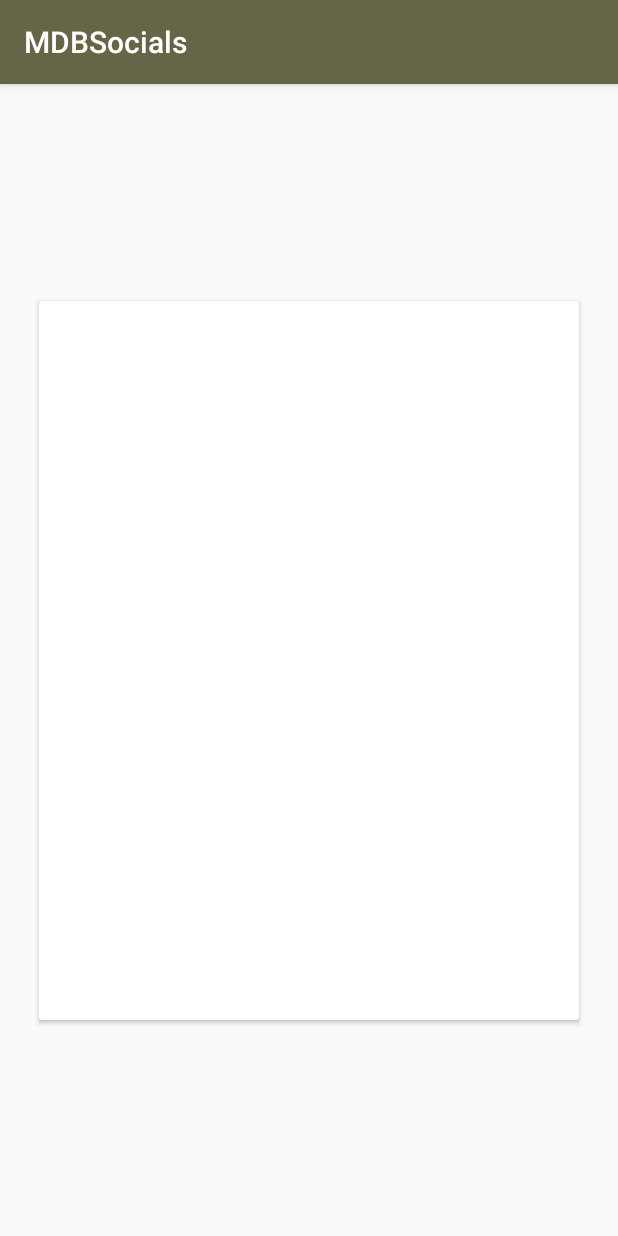
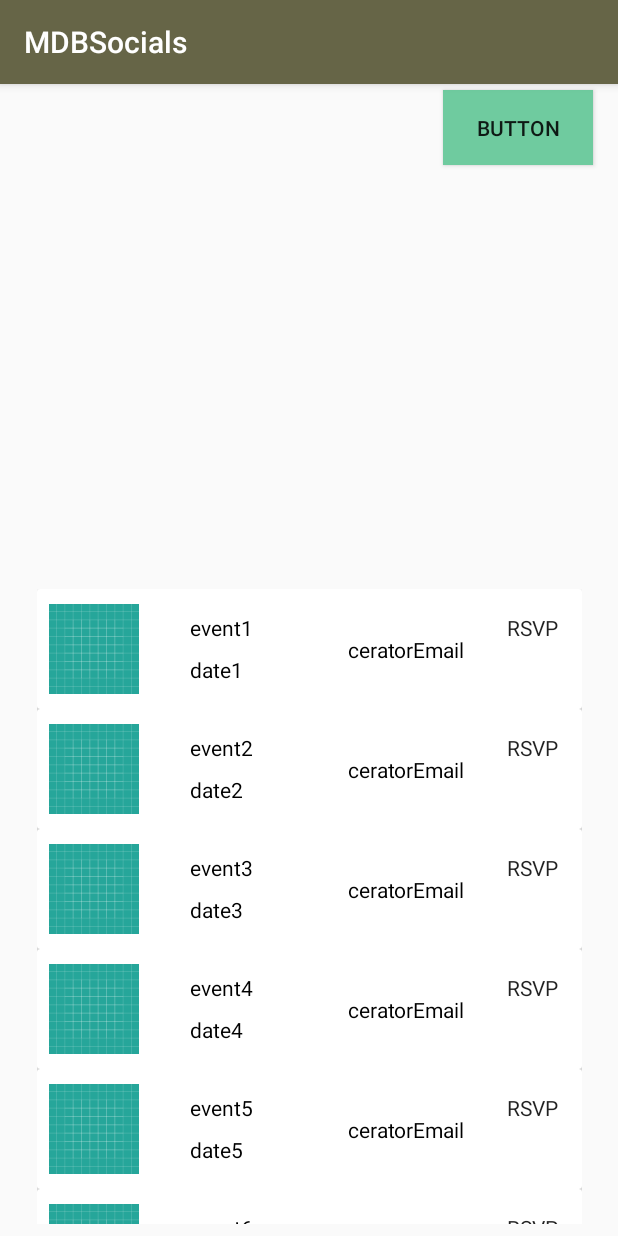
Before and after one commit to calzoom/MDBSocials, an Android app: the FeedActivity screen opened directly, with no data from a screen before it, on a phone screen of 412 x 824 dp. Run offline under Robolectric (Android 15) with nearby library versions, the phone set to English and light mode, and no system bars.

Commit message:
Recycler and Card added

```diff
--- a/app/build.gradle
+++ b/app/build.gradle
@@ -24,7 +24,7 @@ dependencies {
     implementation 'com.android.support.constraint:constraint-layout:1.0.2'
     implementation 'com.google.firebase:firebase-database:11.0.4'
     implementation 'com.google.firebase:firebase-auth:11.0.4'
-    testImplementation 'junit:junit:4.12'
+testImplementation 'junit:junit:4.12'
     androidTestImplementation 'com.android.support.test:runner:1.0.1'
     androidTestImplementation 'com.android.support.test.espresso:espresso-core:3.0.1'
     implementation 'com.android.support:recyclerview-v7:26.1.0'
--- /dev/null
+++ b/app/src/main/java/com/example/japjot/mdbsocials/DetailActivity.java
@@ -0,0 +1,9 @@
+package com.example.japjot.mdbsocials;
+
+/**
+ * Created by japjot on 2/22/18.
+ */
+
+public class DetailActivity {
+
+}
--- a/app/src/main/java/com/example/japjot/mdbsocials/Event.java
+++ /dev/null
@@ -1,19 +0,0 @@
-package com.example.japjot.mdbsocials;
-
-import java.util.ArrayList;
-
-/**
- * Created by japjot on 2/21/18.
- */
-
-public class Event {
-
-    String eventName, description, date, email, imageURL, numInterested, key;
-
-    ArrayList<String> peopleInterested;
-
-    public Event(){
-        peopleInterested = new ArrayList();
-    }
-
-}
--- /dev/null
+++ b/app/src/main/java/com/example/japjot/mdbsocials/Eventsclass.java
@@ -0,0 +1,43 @@
+package com.example.japjot.mdbsocials;
+
+import java.util.ArrayList;
+import java.util.List;
+
+/**
+ * Created by japjot on 2/21/18.
+ */
+
+public class Eventsclass {
+
+    public ArrayList<Event> getEvent(){
+        ArrayList<Event> events = new ArrayList<>();
+
+        events.add(new Event("event1", "desc1", "date1", "email1", "imageUrl1", "numInterest1", "key1"));
+        events.add(new Event("event2", "desc2", "date2", "email2", "imageUrl2", "numInterest2", "key2"));
+        events.add(new Event("event3", "desc3", "date3", "email3", "imageUrl3", "numInterest3", "key3"));
+        events.add(new Event("event4", "desc4", "date4", "email4", "imageUrl4", "numInterest4", "key4"));
+        events.add(new Event("event5", "desc5", "date5", "email5", "imageUrl5", "numInterest5", "key5"));
+        events.add(new Event("event6", "desc6", "date6", "email6", "imageUrl6", "numInterest6", "key6"));
+        events.add(new Event("event7", "desc7", "date7", "email7", "imageUrl7", "numInterest7", "key7"));
+        events.add(new Event("event8", "desc8", "date8", "email8", "imageUrl8", "numInterest8", "key8"));
+        events.add(new Event("event9", "desc9", "date9", "email9", "imageUrl9", "numInterest9", "key9"));
+
+        return events;
+    }
+
+
+    public class Event {
+        String eventName, description, date, email, imageURL, numInterested, key;
+
+        public Event(String eventName, String description, String date, String email, String imageURL, String numInterested, String key) {
+            this.eventName = eventName;
+            this.description = description;
+            this.date = date;
+            this.email = email;
+            this.imageURL = imageURL;
+            this.numInterested = numInterested;
+            this.key = key;
+        }
+    }
+
+}
--- a/app/src/main/java/com/example/japjot/mdbsocials/FeedActivity.java
+++ b/app/src/main/java/com/example/japjot/mdbsocials/FeedActivity.java
@@ -2,16 +2,40 @@ package com.example.japjot.mdbsocials;
 
 import android.os.Bundle;
 import android.support.v7.app.AppCompatActivity;
+import android.support.v7.widget.LinearLayoutManager;
+import android.support.v7.widget.RecyclerView;
+import android.view.Menu;
+
+import java.util.ArrayList;
 
 /**
  * Created by japjot on 2/22/18.
  */
 
 public class FeedActivity extends AppCompatActivity{
+
+    private RecyclerView recycleboy;
+
+    private Feedadapter feedAdapter;
+    private ArrayList<Eventsclass.Event> events;
+
     @Override
     protected void onCreate(Bundle savedInstanceState){
         super.onCreate(savedInstanceState);
         setContentView(R.layout.activity_feed);
+
+        recycleboy = (RecyclerView)findViewById(R.id.recyclerView);
+        recycleboy.setHasFixedSize(true);
+        recycleboy.setLayoutManager(new LinearLayoutManager(getApplicationContext()));
+        Eventsclass eventsclass = new Eventsclass();
+        events = eventsclass.getEvent();
+        updateRecyclerView(events);
+    }
+
+    public void updateRecyclerView(ArrayList<Eventsclass.Event> p){
+        recycleboy.setLayoutManager(new LinearLayoutManager(this));
+        feedAdapter = new Feedadapter(getApplicationContext(), p);
+        recycleboy.setAdapter(feedAdapter);
     }
 
 }
--- /dev/null
+++ b/app/src/main/java/com/example/japjot/mdbsocials/Feedadapter.java
@@ -0,0 +1,86 @@
+package com.example.japjot.mdbsocials;
+
+import android.content.Context;
+import android.support.v7.widget.RecyclerView;
+import android.util.Log;
+import android.view.LayoutInflater;
+import android.view.View;
+import android.view.ViewGroup;
+import android.widget.ImageView;
+import android.widget.TextView;
+
+import java.util.ArrayList;
+import java.util.List;
+
+/**
+ * Created by japjot on 2/22/18.
+ */
+
+public class Feedadapter extends RecyclerView.Adapter<Feedadapter.CustomViewHolder>{
+
+    private Context context;
+    private ArrayList<Eventsclass.Event> events;
+
+    public Feedadapter(Context context, ArrayList<Eventsclass.Event> events) {
+        this.context = context;
+        this.events = events;
+    }
+
+    @Override
+    public CustomViewHolder onCreateViewHolder(ViewGroup parent,int viewType){
+        View view;
+        view = LayoutInflater.from(parent.getContext()).inflate(R.layout.cardview, parent, false);
+        return new CustomViewHolder(view);
+    }
+
+    public void setList(ArrayList<Eventsclass.Event> list){
+        this.events = list;
+    }
+
+    public ArrayList<Eventsclass.Event> getEvents(){
+        return events;
+    }
+
+    @Override
+    public void onBindViewHolder(CustomViewHolder holder, int position) {
+        Eventsclass.Event event = events.get(position);
+
+        holder.eventNameTextView.setText(event.eventName);
+//        Glide.with(context).load(getURL(pokemon.number)).thumbnail(0.5f).crossFade().diskCacheStrategy(DiskCacheStrategy.ALL).into(holder.imageView);
+        Log.d("error:", event.eventName);
+        holder.eventDate.setText(event.date);
+//        holder.eventImage.setImageResource(R.id.);
+    }
+
+    @Override
+    public int getItemCount() {
+        return events.size();
+    }
+
+    class CustomViewHolder extends RecyclerView.ViewHolder{
+        TextView eventNameTextView;
+        TextView eventDate;
+        TextView eventEmail;
+        ImageView eventImage;
+
+        public CustomViewHolder (View view){
+            super(view);
+            this.eventNameTextView = (TextView) view.findViewById(R.id.nameTextView);
+            this.eventDate = (TextView) view.findViewById(R.id.dateTextView);
+            this.eventEmail = (TextView) view.findViewById(R.id.emailTextView);
+//            this.eventIma
+//            this.imageView = (ImageView) view.findViewById(R.id.ImageView);
+
+            view.setOnClickListener(new View.OnClickListener() {
+                @Override
+                public void onClick(View v) {
+                    Eventsclass.Event event = events.get(getAdapterPosition());
+                    //Intent stuff for when you click on it
+                }
+            });
+
+        }
+
+    }
+
+}
--- a/app/src/main/java/com/example/japjot/mdbsocials/Login.java
+++ b/app/src/main/java/com/example/japjot/mdbsocials/Login.java
@@ -16,8 +16,6 @@ import com.google.android.gms.tasks.Task;
 import com.google.firebase.auth.AuthResult;
 import com.google.firebase.auth.FirebaseAuth;
 import com.google.firebase.auth.FirebaseUser;
-
-import java.util.ArrayList;
 
 public class Login extends AppCompatActivity implements View.OnClickListener{
 
--- a/app/src/main/java/com/example/japjot/mdbsocials/RegisterActivity.java
+++ b/app/src/main/java/com/example/japjot/mdbsocials/RegisterActivity.java
@@ -1,6 +1,5 @@
 package com.example.japjot.mdbsocials;
 
-import android.app.ListActivity;
 import android.content.Intent;
 import android.os.Bundle;
 import android.support.annotation.NonNull;
--- a/app/src/main/res/layout/activity_feed.xml
+++ b/app/src/main/res/layout/activity_feed.xml
@@ -1,20 +1,40 @@
 <?xml version="1.0" encoding="utf-8"?>
-<android.support.constraint.ConstraintLayout
-    xmlns:android="http://schemas.android.com/apk/res/android"
+<android.support.constraint.ConstraintLayout xmlns:android="http://schemas.android.com/apk/res/android"
     xmlns:app="http://schemas.android.com/apk/res-auto"
     xmlns:tools="http://schemas.android.com/tools"
     android:layout_width="match_parent"
     android:layout_height="match_parent">
 
-    <android.support.v7.widget.CardView
-        android:layout_width="360dp"
-        android:layout_height="479dp"
+    <android.support.v7.widget.RecyclerView
+        android:id="@+id/recyclerView"
+        android:layout_width="363dp"
+        android:layout_height="423dp"
         android:layout_marginBottom="8dp"
         android:layout_marginEnd="8dp"
         android:layout_marginStart="8dp"
-        android:layout_marginTop="8dp"
         app:layout_constraintBottom_toBottomOf="parent"
         app:layout_constraintEnd_toEndOf="parent"
+        app:layout_constraintStart_toStartOf="parent">
+
+    </android.support.v7.widget.RecyclerView>
+
+    <Button
+        android:id="@+id/createEventButton"
+        style="@android:style/Widget.Material.Button.Toggle"
+        android:layout_width="100dp"
+        android:layout_height="50dp"
+        android:layout_marginBottom="16dp"
+        android:layout_marginEnd="8dp"
+        android:layout_marginStart="8dp"
+        android:layout_marginTop="4dp"
+        android:background="@color/colorAccent"
+        android:text="Button"
+        app:layout_constraintBottom_toTopOf="@+id/recyclerView"
+        app:layout_constraintEnd_toEndOf="parent"
+        app:layout_constraintHorizontal_bias="0.97"
         app:layout_constraintStart_toStartOf="parent"
-        app:layout_constraintTop_toTopOf="parent" />
+        app:layout_constraintTop_toTopOf="parent"
+        app:layout_constraintVertical_bias="0.0"
+        tools:text="Create Event" />
+
 </android.support.constraint.ConstraintLayout>
--- a/app/src/main/res/layout/activity_main.xml
+++ b/app/src/main/res/layout/activity_main.xml
@@ -49,7 +49,7 @@
         app:layout_constraintEnd_toEndOf="parent"
         app:layout_constraintHorizontal_bias="0.503"
         app:layout_constraintStart_toStartOf="parent"
-        app:layout_constraintTop_toBottomOf="@+id/textView" />
+        app:layout_constraintTop_toBottomOf="@+id/nameTextView" />
 
     <Button
         android:id="@+id/signInB"
@@ -86,7 +86,7 @@
         app:layout_constraintVertical_bias="0.259" />
 
     <TextView
-        android:id="@+id/textView"
+        android:id="@+id/nameTextView"
         android:layout_width="325dp"
         android:layout_height="51dp"
         android:layout_marginEnd="8dp"
--- /dev/null
+++ b/app/src/main/res/layout/cardview.xml
@@ -0,0 +1,82 @@
+<?xml version="1.0" encoding="utf-8"?>
+<android.support.v7.widget.CardView xmlns:android="http://schemas.android.com/apk/res/android"
+    xmlns:app="http://schemas.android.com/apk/res-auto"
+    xmlns:tools="http://schemas.android.com/tools"
+    android:id="@+id/cardView"
+    android:layout_width="match_parent"
+    android:layout_height="80dp">
+
+    <android.support.constraint.ConstraintLayout
+        android:layout_width="match_parent"
+        android:layout_height="match_parent">
+
+        <TextView
+            android:id="@+id/nameTextView"
+            android:layout_width="80dp"
+            android:layout_height="20dp"
+            android:layout_marginEnd="8dp"
+            android:layout_marginStart="16dp"
+            android:layout_marginTop="16dp"
+            android:text="eventName"
+            android:textAppearance="@android:style/TextAppearance.Widget.Button"
+            app:layout_constraintEnd_toStartOf="@+id/emailTextView"
+            app:layout_constraintStart_toEndOf="@+id/eventImage"
+            app:layout_constraintTop_toTopOf="parent" />
+
+        <TextView
+            android:id="@+id/dateTextView"
+            android:layout_width="80dp"
+            android:layout_height="20dp"
+            android:layout_marginBottom="16dp"
+            android:layout_marginEnd="8dp"
+            android:layout_marginStart="16dp"
+            android:layout_marginTop="8dp"
+            android:text="eventDates"
+            android:textAppearance="@android:style/TextAppearance.Widget.Button"
+            app:layout_constraintBottom_toBottomOf="parent"
+            app:layout_constraintEnd_toStartOf="@+id/emailTextView"
+            app:layout_constraintStart_toEndOf="@+id/eventImage"
+            app:layout_constraintTop_toBottomOf="@+id/nameTextView" />
+
+        <ImageView
+            android:id="@+id/eventImage"
+            android:layout_width="60dp"
+            android:layout_height="60dp"
+            android:layout_marginBottom="8dp"
+            android:layout_marginStart="8dp"
+            android:layout_marginTop="8dp"
+            app:layout_constraintBottom_toBottomOf="parent"
+            app:layout_constraintStart_toStartOf="parent"
+            app:layout_constraintTop_toTopOf="parent"
+            app:srcCompat="@drawable/ic_launcher_background" />
+
+        <TextView
+            android:id="@+id/emailTextView"
+            android:layout_width="wrap_content"
+            android:layout_height="wrap_content"
+            android:layout_marginBottom="8dp"
+            android:layout_marginEnd="28dp"
+            android:layout_marginTop="8dp"
+            android:text="ceratorEmail"
+            android:textAppearance="@android:style/TextAppearance.Widget.Button"
+            app:layout_constraintBottom_toBottomOf="parent"
+            app:layout_constraintEnd_toStartOf="@+id/textView3"
+            app:layout_constraintTop_toTopOf="parent" />
+
+        <TextView
+            android:id="@+id/textView3"
+            android:layout_width="wrap_content"
+            android:layout_height="wrap_content"
+            android:layout_marginBottom="8dp"
+            android:layout_marginEnd="16dp"
+            android:layout_marginTop="8dp"
+            android:text="RSVP"
+            android:textAppearance="@android:style/TextAppearance.DeviceDefault.Widget.PopupMenu"
+            app:layout_constraintBottom_toBottomOf="parent"
+            app:layout_constraintEnd_toEndOf="parent"
+            app:layout_constraintTop_toTopOf="parent"
+            app:layout_constraintVertical_bias="0.177" />
+
+    </android.support.constraint.ConstraintLayout>
+
+</android.support.v7.widget.CardView>
--- a/app/src/main/res/values/colors.xml
+++ b/app/src/main/res/values/colors.xml
@@ -2,7 +2,7 @@
 <resources>
     <color name="colorPrimary">#666547</color>
 <color name="colorPrimaryDark">#fb2e01</color>
-<color name="colorAccent">	#6fcb9f</color>
+<color name="colorAccent">#6fcb9f</color>
 <color name="color2">#ffe28a</color>
 <color name="color3">#fffeb3</color>
 <color name="black">#000</color>
```
